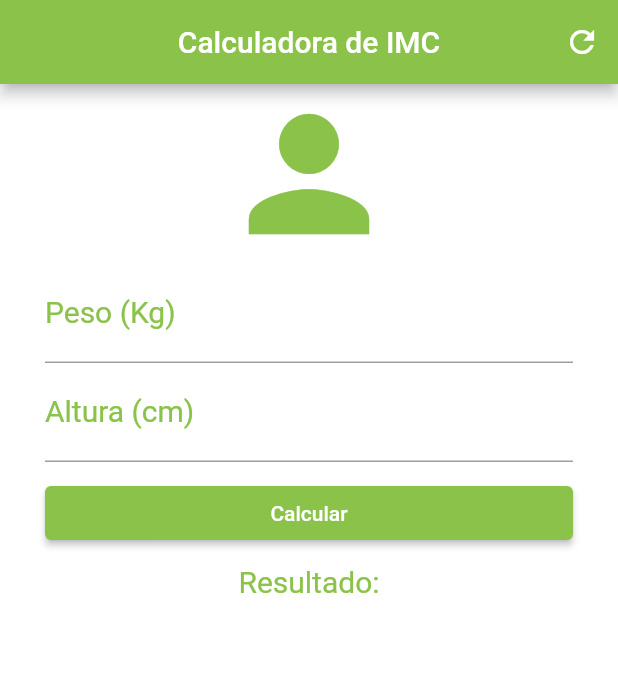
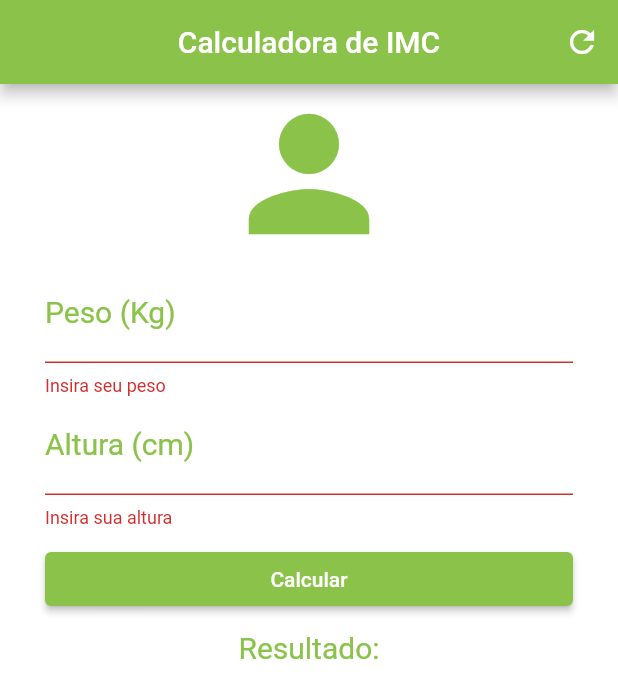
Before and after one commit to PedroMeerholz/flutter-imc-calculator, a Flutter app: the screen it shows after launch, after a tap on "Calcular", on a phone screen of 412 x 824 dp. Shown: the top 698 px of the screen. Run offline on Flutter 3.47's test engine with Material 2 defaults, Android fonts, the phone set to English and light mode, and no system bars.

```diff
--- a/lib/pages/home_page.dart
+++ b/lib/pages/home_page.dart
@@ -9,6 +9,8 @@ class HomePageState extends State<HomePage> {
   TextEditingController weightController = TextEditingController();
   TextEditingController heightController = TextEditingController();
   String _result = 'Resultado: ';
+
+  GlobalKey<FormState> _formKey = GlobalKey<FormState>();
 
   void _resetTextFields() {
     setState(() {
@@ -31,17 +33,17 @@ class HomePageState extends State<HomePage> {
 
   void alterResult(double imc) {
     String convertedImc = imc.toStringAsPrecision(3);
-    if(imc < 18.6) {
+    if (imc < 18.6) {
       _result = 'Resultado: Abaixo do peso (${convertedImc})';
-    } else if(imc >= 18.6 && imc < 24.9) {
+    } else if (imc >= 18.6 && imc < 24.9) {
       _result = 'Resultado: Peso ideal (${convertedImc})';
-    } else if(imc >= 24.9 && imc < 29.9) {
+    } else if (imc >= 24.9 && imc < 29.9) {
       _result = 'Resultado: Levemente acima do peso ${convertedImc}';
-    } else if(imc >= 29.9 && imc < 34.9) {
+    } else if (imc >= 29.9 && imc < 34.9) {
       _result = 'Resultado: Obesidade Grau I ${convertedImc}';
-    } else if(imc >= 34.9 && imc < 39.9) {
+    } else if (imc >= 34.9 && imc < 39.9) {
       _result = 'Resultado: Obesidade Grau II ${convertedImc}';
-    } else if(imc >= 40) {
+    } else if (imc >= 40) {
       _result = 'Resultado: Obesidade Grau III ${convertedImc}';
     }
   }
@@ -68,6 +70,8 @@ class HomePageState extends State<HomePage> {
         body: SingleChildScrollView(
           child: Padding(
             padding: const EdgeInsets.symmetric(horizontal: 30),
+            child: Form(
+              key: _formKey,
               child: Column(
                 mainAxisAlignment: MainAxisAlignment.center,
                 crossAxisAlignment: CrossAxisAlignment.stretch,
@@ -77,7 +81,7 @@ class HomePageState extends State<HomePage> {
                     size: 120,
                     color: Colors.lightGreen,
                   ),
-                TextField(
+                  TextFormField(
                     keyboardType: TextInputType.number,
                     decoration: const InputDecoration(
                       labelText: 'Peso (Kg)',
@@ -91,8 +95,13 @@ class HomePageState extends State<HomePage> {
                       fontSize: 20,
                     ),
                     controller: weightController,
+                    validator: (String? value) {
+                      if (value == null || value.isEmpty) {
+                        return 'Insira seu peso';
+                      }
+                    },
                   ),
-                TextField(
+                  TextFormField(
                     keyboardType: TextInputType.number,
                     decoration: const InputDecoration(
                       labelText: 'Altura (cm)',
@@ -106,6 +115,11 @@ class HomePageState extends State<HomePage> {
                       fontSize: 20,
                     ),
                     controller: heightController,
+                    validator: (String? value) {
+                      if(value == null || value.isEmpty) {
+                        return 'Insira sua altura';
+                      }
+                    },
                   ),
                   Padding(
                     padding: const EdgeInsets.only(
@@ -113,11 +127,17 @@ class HomePageState extends State<HomePage> {
                       bottom: 10,
                     ),
                     child: ElevatedButton(
-                    onPressed: calculateImc,
+                      onPressed: () {
+                        if(_formKey.currentState!.validate()) {
+                          calculateImc();
+                        }
+                      },
                       style: ElevatedButton.styleFrom(
                         backgroundColor: Colors.lightGreen,
                       ),
-                    child: const Text('Calcular',),
+                      child: const Text(
+                        'Calcular',
+                      ),
                     ),
                   ),
                   Text(
@@ -133,6 +153,7 @@ class HomePageState extends State<HomePage> {
             ),
           ),
         ),
+      ),
     );
   }
 }
```
Also changed, not shown: 2 other files. Lines whose indentation alone changed are shown as unchanged.
